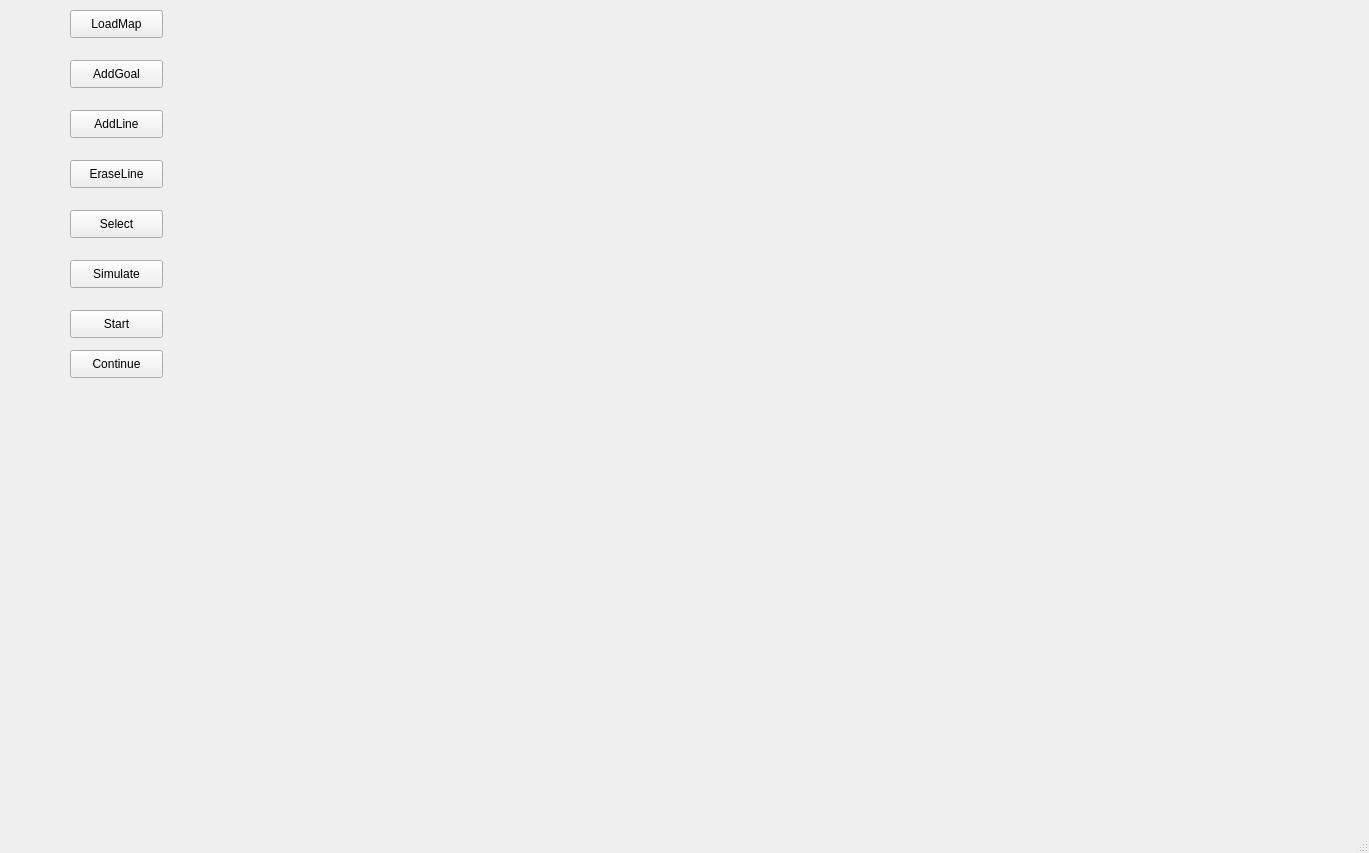
The window that gui2.ui (trantienlong2301/DATN) describes before a commit, drawn with Qt 5.
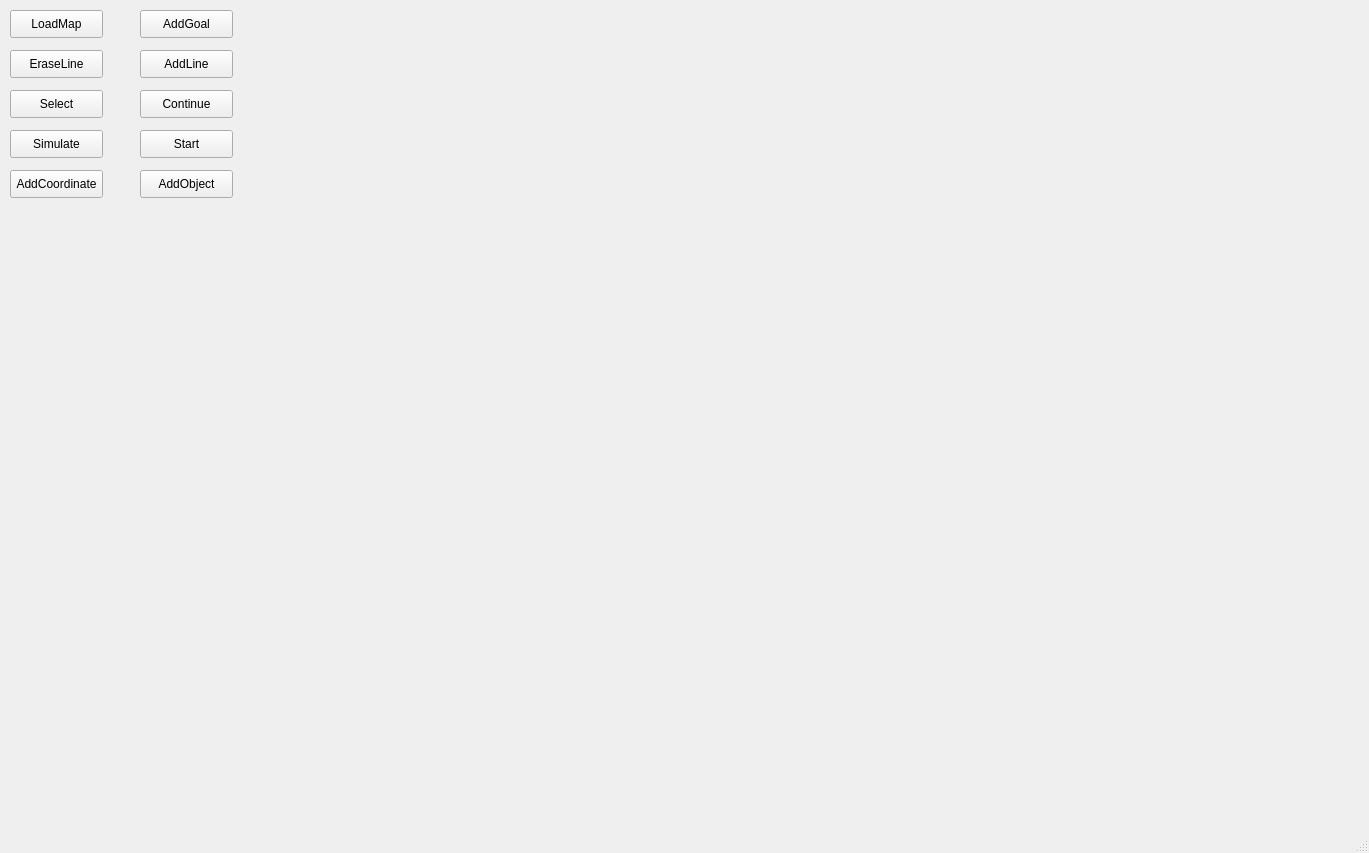
The same window after the commit.

The edit to the form file:
```diff
--- a/gui2.ui
+++ b/gui2.ui
@@ -27,7 +27,7 @@
    <widget class="QPushButton" name="LoadMap">
     <property name="geometry">
      <rect>
-      <x>70</x>
+      <x>10</x>
       <y>10</y>
       <width>93</width>
       <height>28</height>
@@ -40,8 +40,8 @@
    <widget class="QPushButton" name="AddGoal">
     <property name="geometry">
      <rect>
-      <x>70</x>
-      <y>60</y>
+      <x>140</x>
+      <y>10</y>
       <width>93</width>
       <height>28</height>
      </rect>
@@ -53,8 +53,8 @@
    <widget class="QPushButton" name="AddLine">
     <property name="geometry">
      <rect>
-      <x>70</x>
-      <y>110</y>
+      <x>140</x>
+      <y>50</y>
       <width>93</width>
       <height>28</height>
      </rect>
@@ -66,8 +66,8 @@
    <widget class="QPushButton" name="EraseLine">
     <property name="geometry">
      <rect>
-      <x>70</x>
-      <y>160</y>
+      <x>10</x>
+      <y>50</y>
       <width>93</width>
       <height>28</height>
      </rect>
@@ -79,8 +79,8 @@
    <widget class="QPushButton" name="Select">
     <property name="geometry">
      <rect>
-      <x>70</x>
-      <y>210</y>
+      <x>10</x>
+      <y>90</y>
       <width>93</width>
       <height>28</height>
      </rect>
@@ -92,8 +92,8 @@
    <widget class="QPushButton" name="Simulate">
     <property name="geometry">
      <rect>
-      <x>70</x>
-      <y>260</y>
+      <x>10</x>
+      <y>130</y>
       <width>93</width>
       <height>28</height>
      </rect>
@@ -105,8 +105,8 @@
    <widget class="QPushButton" name="Start">
     <property name="geometry">
      <rect>
-      <x>70</x>
-      <y>310</y>
+      <x>140</x>
+      <y>130</y>
       <width>93</width>
       <height>28</height>
      </rect>
@@ -118,8 +118,8 @@
    <widget class="QPushButton" name="Continue">
     <property name="geometry">
      <rect>
-      <x>70</x>
-      <y>350</y>
+      <x>140</x>
+      <y>90</y>
       <width>93</width>
       <height>28</height>
      </rect>
@@ -128,6 +128,32 @@
      <string>Continue</string>
     </property>
    </widget>
+   <widget class="QPushButton" name="AddCoordinate">
+    <property name="geometry">
+     <rect>
+      <x>10</x>
+      <y>170</y>
+      <width>93</width>
+      <height>28</height>
+     </rect>
+    </property>
+    <property name="text">
+     <string>AddCoordinate</string>
+    </property>
+   </widget>
+   <widget class="QPushButton" name="AddObject">
+    <property name="geometry">
+     <rect>
+      <x>140</x>
+      <y>170</y>
+      <width>93</width>
+      <height>28</height>
+     </rect>
+    </property>
+    <property name="text">
+     <string>AddObject</string>
+    </property>
+   </widget>
   </widget>
   <widget class="QMenuBar" name="menubar">
    <property name="geometry">
```
